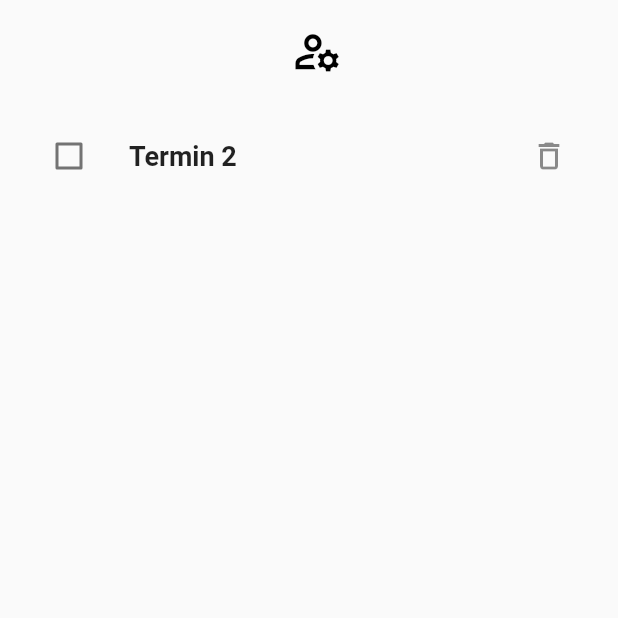
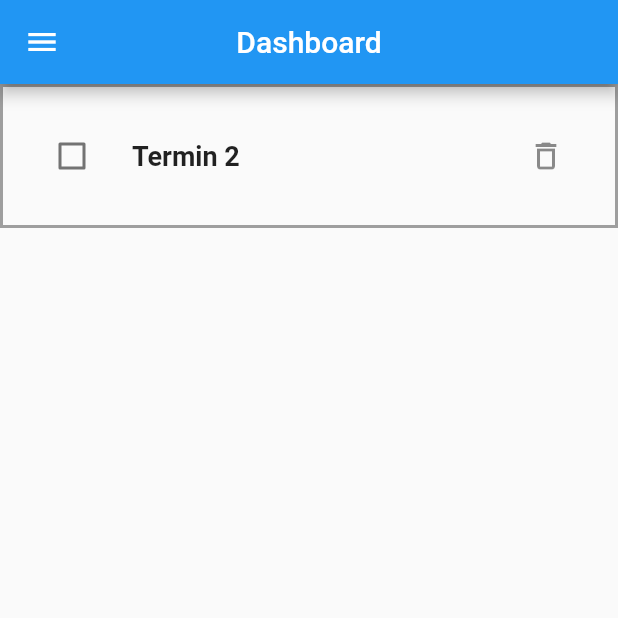
Before and after one commit to EmreDemi/azubi_portal, a Flutter app: the screen it shows after launch, after a tap on the "delete outline" icon, on a phone screen of 412 x 824 dp, the top half of it. Run offline on Flutter 3.47's test engine with Material 2 defaults, Android fonts, the phone set to English and light mode, and no system bars; network calls fail.

Commit message:
added sidebar widget

```diff
--- a/lib/main.dart
+++ b/lib/main.dart
@@ -1,5 +1,6 @@
 // ignore_for_file: prefer_const_constructors
 
+import 'package:ap/sidebar.dart';
 import 'package:flutter/material.dart';
 import 'pending_events.dart';
 
@@ -40,20 +41,15 @@ class _DashboardState extends State<Dashboard> {
   @override
   Widget build(BuildContext context) {
     return Scaffold(
+        drawer: Sidebar(),
+      appBar: AppBar(
+        centerTitle: true,
+        title: Text ('Dashboard'),
+      ),
         body: Column(children: <Widget>[
-      SafeArea(
-        child: IconButton(
-            padding: EdgeInsets.all(17.0),
-            onPressed: pressed,
-            icon: Icon(
-              Icons.manage_accounts_outlined,
-              size: 35.0,
-              color: Colors.black,
-            )),
-      ),
       Expanded(
           child: ListView.builder(
-        itemCount: pendingEvents.length,
+            itemCount: pendingEvents.length,
         itemBuilder: (content, i) {
           String key = pendingEvents.keys.elementAt(i);
           return PendingEvents(
--- a/lib/pending_events.dart
+++ b/lib/pending_events.dart
@@ -14,6 +14,13 @@ class PendingEvents extends StatelessWidget {
   @override
   Widget build(BuildContext context) {
     return Container(
+      decoration: BoxDecoration(
+          border:
+          Border.all(
+            color: Colors.grey,
+            width: 2
+          )
+      ),
       padding: EdgeInsets.symmetric(horizontal: 22.0, vertical: 10.0),
       child: ListTile(
         contentPadding: EdgeInsets.symmetric(vertical: 8.0),
--- /dev/null
+++ b/lib/sidebar.dart
@@ -0,0 +1,98 @@
+import 'package:flutter/cupertino.dart';
+import 'package:flutter/material.dart';
+
+class Sidebar extends StatelessWidget {
+  @override
+  Widget build(BuildContext context) {
+    return Drawer(
+      child: ListView(
+        padding: EdgeInsets.zero,
+        children: [
+          UserAccountsDrawerHeader(
+              accountName: Text('Erwin'),
+              accountEmail: Text('erwin@email.de'),
+            currentAccountPicture: CircleAvatar(
+              child: ClipOval(
+                child: Image.network(
+                  'https://encrypted-tbn0.gstatic.com/images?q=tbn:ANd9GcTp-9J2C1KxYHLWmHz4U7mzEUSloHni3XiXJy0xStGyZ6LwCgasfI1LfdGga7tkOZL8scs&usqp=CAU',
+                  fit: BoxFit.cover,
+                ),
+              ),
+            ),
+            decoration: BoxDecoration(
+              color: Colors.blue,
+              image: DecorationImage(
+                image: NetworkImage(
+                  'https://media.istockphoto.com/photos/blue-abstract-background-or-texture-picture-id1138395421?k=20&m=1138395421&s=612x612&w=0&h=FPYxPgxJBNucc79Z3fxAehsW6gvjw5jP17CJMsBRjGM=',
+                ),
+                fit: BoxFit.cover,
+              )
+            ),
+          ),
+          ListTile(
+            leading: Icon(
+              Icons.fact_check_outlined,
+            size: 30),
+            title: Text('Aufgaben'),
+            onTap: () => print('aufgaben'),
+            trailing: ClipOval(
+              child: Container(
+                color: Colors.red,
+                width: 20,
+                height: 20,
+                child: Center(
+                  child: Text(
+                    '8',
+                    style: TextStyle(
+                      color: Colors.white,
+                      fontSize: 12,
+                    ),
+                  ),
+                ),
+              ),
+            )
+            ,
+          ),
+          ListTile(
+            leading: Icon(
+                Icons.calendar_today,
+                size: 30),
+            title: Text('Kalender'),
+            onTap: () => print('kal'),
+          ),
+          ListTile(
+            leading: Icon(
+                Icons.description_outlined,
+                size: 30),
+            title: Text('Formulare'),
+            onTap: () => print('form'),
+          ),
+          Divider(),
+          ListTile(
+            leading: Icon(
+                Icons.person,
+                size: 30),
+            title: Text('wichtige Ansprechpartner'),
+            onTap: () => print('ansp'),
+          ),
+          ListTile(
+            leading: Icon(
+                Icons.settings,
+                size: 30),
+            title: Text('persönliche Einstellungen'),
+            onTap: () => print('einst'),
+          ),
+          Divider(),
+          ListTile(
+            leading: Icon(
+                Icons.exit_to_app,
+                size: 30),
+            title: Text('Exit'),
+            onTap: () => Navigator.pop(context),
+          ),
+        ],
+      ),
+    );
+  }
+
+}
```
